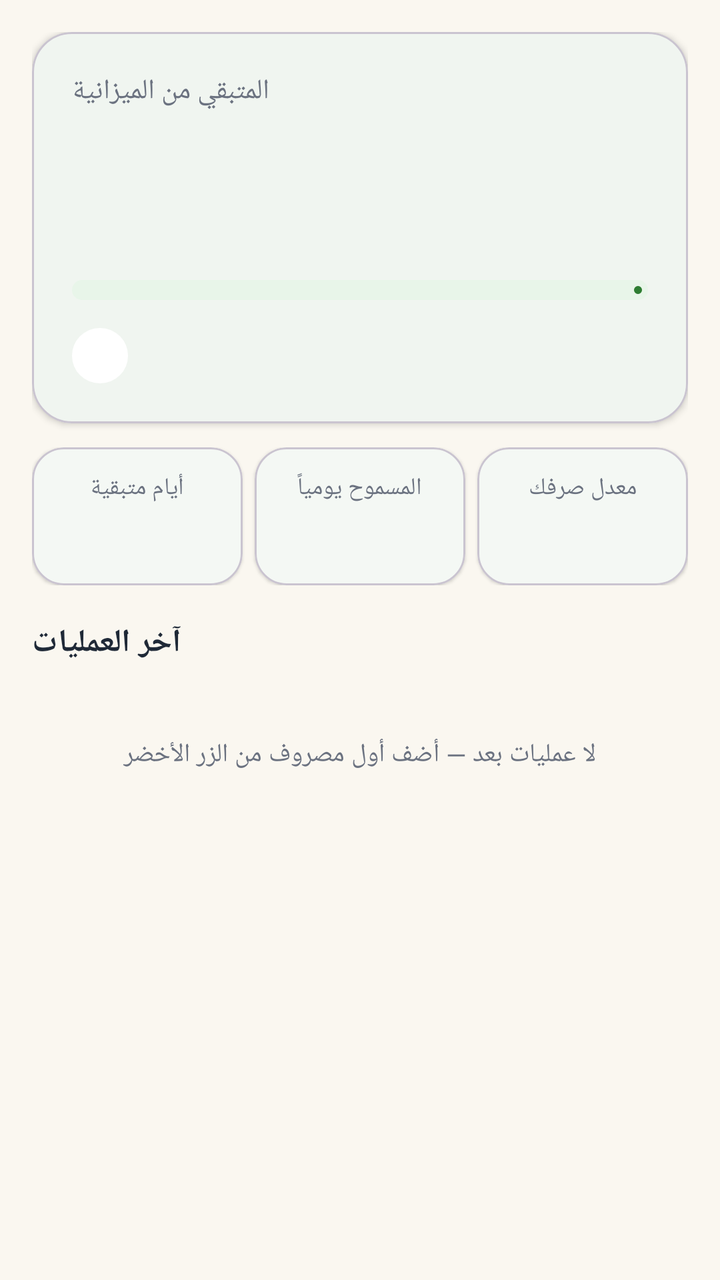
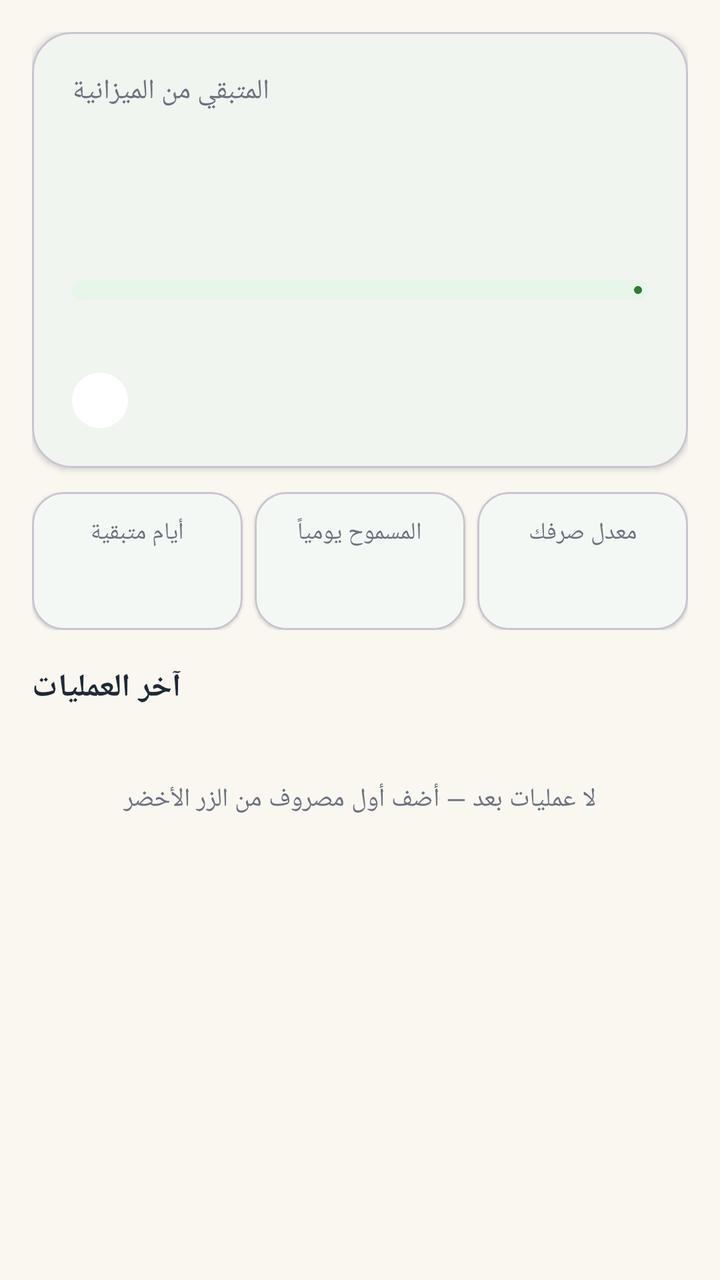

Two renders of the same Android screen: before a commit and after it. Below are the layout's source before the change and the commit's diff.
<!-- AndroidManifest.xml: application theme Theme.HouseBudget -->
<!-- res/layout/fragment_home.xml -->
<?xml version="1.0" encoding="utf-8"?>
<ScrollView xmlns:android="http://schemas.android.com/apk/res/android"
    xmlns:app="http://schemas.android.com/apk/res-auto"
    android:layout_width="match_parent"
    android:layout_height="match_parent"
    android:fillViewport="true">

    <LinearLayout
        android:layout_width="match_parent"
        android:layout_height="wrap_content"
        android:orientation="vertical"
        android:padding="16dp">

        
        <com.google.android.material.card.MaterialCardView
            android:layout_width="match_parent"
            android:layout_height="wrap_content"
            app:cardBackgroundColor="@color/white"
            app:cardCornerRadius="20dp"
            app:cardElevation="2dp">

            <LinearLayout
                android:layout_width="match_parent"
                android:layout_height="wrap_content"
                android:orientation="vertical"
                android:padding="20dp">

                <TextView
                    android:layout_width="wrap_content"
                    android:layout_height="wrap_content"
                    android:text="@string/remaining_budget"
                    android:textColor="@color/text_secondary"
                    android:textSize="14sp" />

                <TextView
                    android:id="@+id/txtRemaining"
                    android:layout_width="wrap_content"
                    android:layout_height="wrap_content"
                    android:layout_marginTop="4dp"
                    android:textColor="@color/green_primary"
                    android:textSize="34sp"
                    android:textStyle="bold" />

                <TextView
                    android:id="@+id/txtBudgetLine"
                    android:layout_width="wrap_content"
                    android:layout_height="wrap_content"
                    android:layout_marginTop="2dp"
                    android:textColor="@color/text_secondary"
                    android:textSize="13sp" />

                <com.google.android.material.progressindicator.LinearProgressIndicator
                    android:id="@+id/progressRemaining"
                    android:layout_width="match_parent"
                    android:layout_height="wrap_content"
                    android:layout_marginTop="16dp"
                    android:max="100"
                    app:trackColor="@color/green_light"
                    app:trackCornerRadius="5dp"
                    app:trackThickness="10dp" />

                <LinearLayout
                    android:layout_width="match_parent"
                    android:layout_height="wrap_content"
                    android:layout_marginTop="14dp"
                    android:gravity="center_vertical"
                    android:orientation="horizontal">

                    <TextView
                        android:id="@+id/chipStatus"
                        android:layout_width="wrap_content"
                        android:layout_height="wrap_content"
                        android:background="@drawable/bg_status_pill"
                        android:paddingStart="14dp"
                        android:paddingTop="5dp"
                        android:paddingEnd="14dp"
                        android:paddingBottom="5dp"
                        android:textSize="13sp"
                        android:textStyle="bold" />

                    <TextView
                        android:id="@+id/txtPaceInfo"
                        android:layout_width="0dp"
                        android:layout_height="wrap_content"
                        android:layout_marginStart="10dp"
                        android:layout_weight="1"
                        android:textColor="@color/text_secondary"
                        android:textSize="12sp" />
                </LinearLayout>
            </LinearLayout>
        </com.google.android.material.card.MaterialCardView>

        
        <LinearLayout
            android:layout_width="match_parent"
            android:layout_height="wrap_content"
            android:layout_marginTop="12dp"
            android:baselineAligned="false"
            android:orientation="horizontal">

            <com.google.android.material.card.MaterialCardView
                android:layout_width="0dp"
                android:layout_height="match_parent"
                android:layout_marginEnd="6dp"
                android:layout_weight="1"
                app:cardBackgroundColor="@color/white"
                app:cardCornerRadius="16dp"
                app:cardElevation="1dp">

                <LinearLayout
                    android:layout_width="match_parent"
                    android:layout_height="wrap_content"
                    android:gravity="center"
                    android:orientation="vertical"
                    android:padding="12dp">

                    <TextView
                        android:layout_width="wrap_content"
                        android:layout_height="wrap_content"
                        android:text="@string/days_left"
                        android:textColor="@color/text_secondary"
                        android:textSize="12sp" />

                    <TextView
                        android:id="@+id/txtDaysLeft"
                        android:layout_width="wrap_content"
                        android:layout_height="wrap_content"
                        android:layout_marginTop="4dp"
                        android:textColor="@color/text_main"
                        android:textSize="18sp"
                        android:textStyle="bold" />
                </LinearLayout>
            </com.google.android.material.card.MaterialCardView>

            <com.google.android.material.card.MaterialCardView
                android:layout_width="0dp"
                android:layout_height="match_parent"
                android:layout_marginEnd="6dp"
                android:layout_weight="1"
                app:cardBackgroundColor="@color/white"
                app:cardCornerRadius="16dp"
                app:cardElevation="1dp">

                <LinearLayout
                    android:layout_width="match_parent"
                    android:layout_height="wrap_content"
                    android:gravity="center"
                    android:orientation="vertical"
                    android:padding="12dp">

                    <TextView
                        android:layout_width="wrap_content"
                        android:layout_height="wrap_content"
                        android:text="@string/daily_allowed"
                        android:textColor="@color/text_secondary"
                        android:textSize="12sp" />

                    <TextView
                        android:id="@+id/txtDailyAllowed"
                        android:layout_width="wrap_content"
                        android:layout_height="wrap_content"
                        android:layout_marginTop="4dp"
                        android:textColor="@color/text_main"
                        android:textSize="15sp"
                        android:textStyle="bold" />
                </LinearLayout>
            </com.google.android.material.card.MaterialCardView>

            <com.google.android.material.card.MaterialCardView
                android:layout_width="0dp"
                android:layout_height="match_parent"
                android:layout_weight="1"
                app:cardBackgroundColor="@color/white"
                app:cardCornerRadius="16dp"
                app:cardElevation="1dp">

                <LinearLayout
                    android:layout_width="match_parent"
                    android:layout_height="wrap_content"
                    android:gravity="center"
                    android:orientation="vertical"
                    android:padding="12dp">

                    <TextView
                        android:layout_width="wrap_content"
                        android:layout_height="wrap_content"
                        android:text="@string/daily_avg"
                        android:textColor="@color/text_secondary"
                        android:textSize="12sp" />

                    <TextView
                        android:id="@+id/txtDailyAvg"
                        android:layout_width="wrap_content"
                        android:layout_height="wrap_content"
                        android:layout_marginTop="4dp"
                        android:textColor="@color/text_main"
                        android:textSize="15sp"
                        android:textStyle="bold" />
                </LinearLayout>
            </com.google.android.material.card.MaterialCardView>
        </LinearLayout>

        
        <com.google.android.material.card.MaterialCardView
            android:id="@+id/cardAlert"
            android:layout_width="match_parent"
            android:layout_height="wrap_content"
            android:layout_marginTop="12dp"
            android:visibility="gone"
            app:cardBackgroundColor="@color/chip_bg_red"
            app:cardCornerRadius="16dp"
            app:cardElevation="0dp"
            app:strokeColor="@color/status_red"
            app:strokeWidth="1dp">

            <LinearLayout
                android:layout_width="match_parent"
                android:layout_height="wrap_content"
                android:gravity="center_vertical"
                android:orientation="horizontal"
                android:padding="14dp">

                <ImageView
                    android:layout_width="26dp"
                    android:layout_height="26dp"
                    android:contentDescription="@string/smart_alert"
                    android:src="@drawable/ic_warning"
                    app:tint="@color/status_red" />

                <TextView
                    android:id="@+id/txtAlertMessage"
                    android:layout_width="0dp"
                    android:layout_height="wrap_content"
                    android:layout_marginStart="10dp"
                    android:layout_weight="1"
                    android:textColor="@color/status_red"
                    android:textSize="13sp" />
            </LinearLayout>
        </com.google.android.material.card.MaterialCardView>

        
        <com.google.android.material.card.MaterialCardView
            android:id="@+id/cardSaving"
            android:layout_width="match_parent"
            android:layout_height="wrap_content"
            android:layout_marginTop="12dp"
            android:visibility="gone"
            app:cardBackgroundColor="@color/green_light"
            app:cardCornerRadius="16dp"
            app:cardElevation="0dp">

            <LinearLayout
                android:layout_width="match_parent"
                android:layout_height="wrap_content"
                android:orientation="vertical"
                android:padding="14dp">

                <TextView
                    android:layout_width="wrap_content"
                    android:layout_height="wrap_content"
                    android:text="@string/saving_mode"
                    android:textColor="@color/green_dark"
                    android:textSize="14sp"
                    android:textStyle="bold" />

                <TextView
                    android:id="@+id/txtSavingInfo"
                    android:layout_width="wrap_content"
                    android:layout_height="wrap_content"
                    android:layout_marginTop="4dp"
                    android:textColor="@color/text_main"
                    android:textSize="13sp" />

                <TextView
                    android:id="@+id/txtSavingDaily"
                    android:layout_width="wrap_content"
                    android:layout_height="wrap_content"
                    android:layout_marginTop="2dp"
                    android:textColor="@color/green_primary"
                    android:textSize="13sp"
                    android:textStyle="bold" />
            </LinearLayout>
        </com.google.android.material.card.MaterialCardView>

        
        <com.google.android.material.card.MaterialCardView
            android:id="@+id/cardSetup"
            android:layout_width="match_parent"
            android:layout_height="wrap_content"
            android:layout_marginTop="12dp"
            android:visibility="gone"
            app:cardBackgroundColor="@color/white"
            app:cardCornerRadius="16dp"
            app:cardElevation="1dp">

            <LinearLayout
                android:layout_width="match_parent"
                android:layout_height="wrap_content"
                android:gravity="center_horizontal"
                android:orientation="vertical"
                android:padding="20dp">

                <TextView
                    android:layout_width="wrap_content"
                    android:layout_height="wrap_content"
                    android:text="@string/budget_not_set"
                    android:textColor="@color/text_main"
                    android:textSize="16sp"
                    android:textStyle="bold" />

                <TextView
                    android:layout_width="wrap_content"
                    android:layout_height="wrap_content"
                    android:layout_marginTop="6dp"
                    android:gravity="center"
                    android:text="@string/budget_not_set_desc"
                    android:textColor="@color/text_secondary"
                    android:textSize="13sp" />

                <com.google.android.material.button.MaterialButton
                    android:id="@+id/btnGoSettings"
                    android:layout_width="wrap_content"
                    android:layout_height="wrap_content"
                    android:layout_marginTop="14dp"
                    android:text="@string/go_settings" />
            </LinearLayout>
        </com.google.android.material.card.MaterialCardView>

        
        <TextView
            android:layout_width="wrap_content"
            android:layout_height="wrap_content"
            android:layout_marginTop="18dp"
            android:text="@string/recent_ops"
            android:textColor="@color/text_main"
            android:textSize="16sp"
            android:textStyle="bold" />

        <androidx.recyclerview.widget.RecyclerView
            android:id="@+id/recentList"
            android:layout_width="match_parent"
            android:layout_height="wrap_content"
            android:layout_marginTop="8dp"
            android:nestedScrollingEnabled="false"
            android:overScrollMode="never" />

        <TextView
            android:id="@+id/txtEmptyRecent"
            android:layout_width="match_parent"
            android:layout_height="wrap_content"
            android:layout_marginTop="8dp"
            android:gravity="center"
            android:padding="20dp"
            android:text="@string/empty_recent"
            android:textColor="@color/text_secondary"
            android:textSize="13sp" />
    </LinearLayout>
</ScrollView>
<!-- resources referenced by this layout -->
<resources>
  <color name="chip_bg_red">#FFEBEE</color>
  <color name="green_dark">#1B5E20</color>
  <color name="green_light">#E8F5E9</color>
  <color name="green_primary">#2E7D32</color>
  <color name="status_red">#C62828</color>
  <color name="text_main">#1F2937</color>
  <color name="text_secondary">#6B7280</color>
  <color name="white">#FFFFFF</color>
  <!-- drawable bg_status_pill (drawable) -->
  <?xml version="1.0" encoding="utf-8"?>
  <shape xmlns:android="http://schemas.android.com/apk/res/android">
      <corners android:radius="999dp" />
      <solid android:color="#FFFFFF" />
  </shape>
  <!-- drawable ic_warning (drawable) -->
  <?xml version="1.0" encoding="utf-8"?>
  <vector xmlns:android="http://schemas.android.com/apk/res/android"
      android:width="24dp"
      android:height="24dp"
      android:viewportWidth="24"
      android:viewportHeight="24">
      <path
          android:fillColor="#FF000000"
          android:pathData="M1,21h22L12,2 1,21zM13,18h-2v-2h2v2zM13,14h-2v-4h2v4z" />
  </vector>
  <string name="budget_not_set">لم تُضبط الميزانية بعد</string>
  <string name="budget_not_set_desc">اضبط راتبك أو ميزانيتك الكلية لتبدأ متابعة مصاريفك بذكاء وبرسائل تنبيه تلقائية.</string>
  <string name="daily_allowed">المسموح يومياً</string>
  <string name="daily_avg">معدل صرفك</string>
  <string name="days_left">أيام متبقية</string>
  <string name="empty_recent">لا عمليات بعد — أضف أول مصروف من الزر الأخضر</string>
  <string name="go_settings">ضبط الميزانية الآن</string>
  <string name="recent_ops">آخر العمليات</string>
  <string name="remaining_budget">المتبقي من الميزانية</string>
  <string name="saving_mode">الوضع الاقتصادي</string>
  <string name="smart_alert">تنبيه ذكي</string>
  <style name="Theme.HouseBudget" parent="Theme.Material3.DayNight.NoActionBar">
          <item name="colorPrimary">@color/green_primary</item>
          <item name="colorOnPrimary">@color/white</item>
          <item name="colorPrimaryContainer">@color/green_light</item>
          <item name="colorOnPrimaryContainer">@color/green_dark</item>
          <item name="colorSecondary">@color/blue_secondary</item>
          <item name="colorOnSecondary">@color/white</item>
          <item name="android:colorBackground">@color/cream_bg</item>
          <item name="colorSurface">@color/white</item>
          <item name="colorOnSurface">@color/text_main</item>
          <item name="colorOnSurfaceVariant">@color/text_secondary</item>
          <item name="colorSurfaceVariant">@color/green_light</item>
          <item name="android:statusBarColor">@color/green_primary</item>
          <item name="android:windowLightStatusBar">false</item>
          <item name="android:navigationBarColor">@color/white</item>
          <item name="android:windowLightNavigationBar">true</item>
      </style>
  <color name="blue_secondary">#1565C0</color>
  <color name="cream_bg">#FAF7F0</color>
</resources>

<!-- the commit's change to res/layout/fragment_home.xml (unified diff, before → after) -->
@@ -58,6 +58,14 @@
                     app:trackColor="@color/green_light"
                     app:trackCornerRadius="5dp"
                     app:trackThickness="10dp" />
+
+                <TextView
+                    android:id="@+id/txtCycleRange"
+                    android:layout_width="wrap_content"
+                    android:layout_height="wrap_content"
+                    android:layout_marginTop="6dp"
+                    android:textColor="@color/text_secondary"
+                    android:textSize="12sp" />
 
                 <LinearLayout
                     android:layout_width="match_parent"
